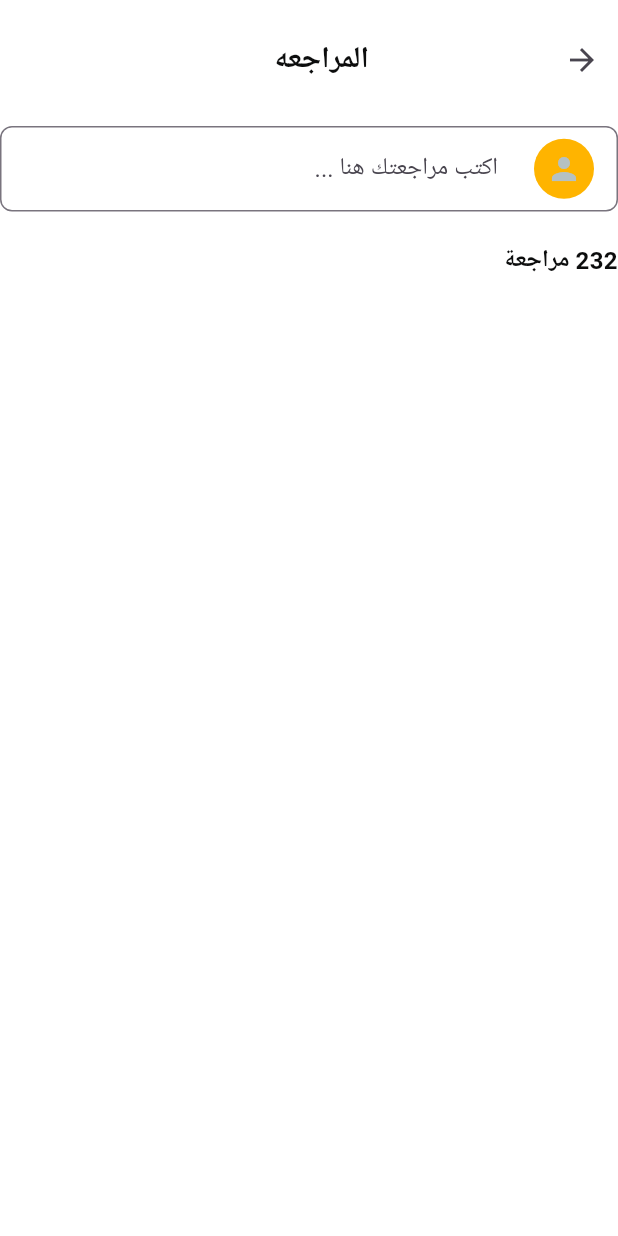
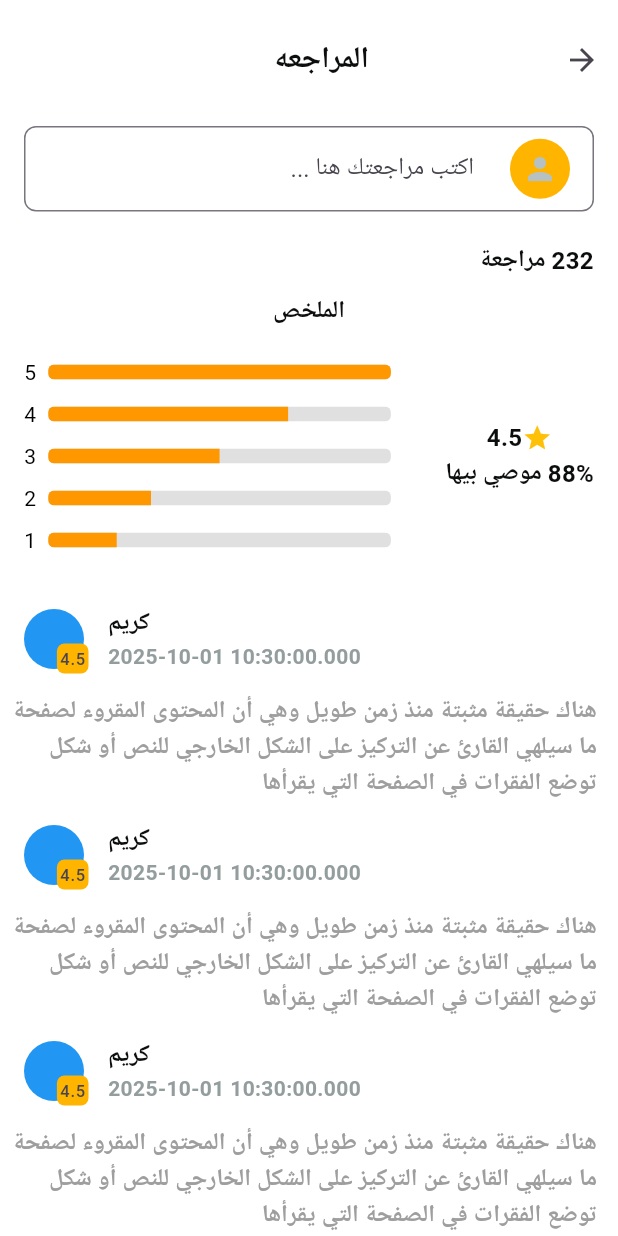
Before and after one commit to karim1430/fruits_app, a Flutter app: the ReviewAndRatingView screen opened by its route, on a phone screen of 412 x 824 dp. Run offline on Flutter 3.47's test engine with Material 3 defaults, Android fonts, the phone set to English and light mode, and no system bars; our stand-ins replace awesome_dialog, bloc, cloud_firestore, dartz, firebase_auth, firebase_core and 10 more; missing offline and left inert: flutter_facebook_auth; accounts and stored records are empty; Roboto replaces fonts that are missing (Cairo); statements that could not run were skipped; project files that could hold a hidden picture were left out.

Commit message:
added review view ui done

```diff
--- /dev/null
+++ b/lib/feature/shopping/presentation/views/widgets/rating_bar_widget.dart
@@ -0,0 +1,34 @@
+import 'package:flutter/material.dart';
+import 'package:fruits_hub/core/utils/app_styles.dart';
+import 'package:fruits_hub/feature/shopping/presentation/views/widgets/review_and_rating_view_body.dart';
+
+import 'rating_distribution.dart';
+
+class RatingBarWidget extends StatelessWidget {
+  const RatingBarWidget({super.key});
+
+  @override
+  Widget build(BuildContext context) {
+    return Padding(
+      padding: const EdgeInsets.only(right: 16),
+      child: Row(
+        children: [
+          Column(
+            mainAxisAlignment: MainAxisAlignment.center,
+            children: [
+              Row(
+                children: [
+                  Icon(Icons.star, color: Colors.amber, size: 20),
+                  Text('4.5', style: AppStyles.textStyleBold16),
+                ],
+              ),
+              Text('88% موصي بيها', style: AppStyles.textStyleSemi16),
+            ],
+          ),
+          SizedBox(width: 20),
+          Expanded(child: RatingDistribution()),
+        ],
+      ),
+    );
+  }
+}
--- /dev/null
+++ b/lib/feature/shopping/presentation/views/widgets/rating_distribution.dart
@@ -0,0 +1,64 @@
+import 'dart:math' as math;
+
+import 'package:flutter/material.dart';
+
+class RatingDistribution extends StatelessWidget {
+  const RatingDistribution({super.key});
+
+  @override
+  Widget build(BuildContext context) {
+    final ratings = {
+      5: 1.0, // 100%
+      4: 0.7, // 70%
+      3: 0.5, // 50%
+      2: 0.3, // 30%
+      1: 0.2, // 20%
+    };
+
+    return Padding(
+      padding: const EdgeInsets.all(16),
+      child: Column(
+        crossAxisAlignment: CrossAxisAlignment.end,
+        children: [
+          // توزيع النجوم
+          Column(
+            children: ratings.entries.map((e) {
+              return Padding(
+                padding: const EdgeInsets.symmetric(vertical: 4),
+                child: Row(
+                  children: [
+                    // رقم النجمة
+
+                    // Progress bar
+                    Expanded(
+                      child: ClipRRect(
+                        borderRadius: BorderRadius.circular(4),
+                        child: Transform(
+                          alignment: Alignment.center,
+                          transform: Matrix4.rotationY(math.pi),
+                          child: LinearProgressIndicator(
+                            value: e.value,
+                            backgroundColor: Colors.grey.shade300,
+                            valueColor: const AlwaysStoppedAnimation<Color>(
+                              Colors.orange,
+                            ),
+                            minHeight: 10,
+                          ),
+                        ),
+                      ),
+                    ),
+                    SizedBox(width: 8),
+                    Text(
+                      e.key.toString(),
+                      style: const TextStyle(color: Colors.black),
+                    ),
+                  ],
+                ),
+              );
+            }).toList(),
+          ),
+        ],
+      ),
+    );
+  }
+}
--- a/lib/feature/shopping/presentation/views/widgets/review_and_rating_view_body.dart
+++ b/lib/feature/shopping/presentation/views/widgets/review_and_rating_view_body.dart
@@ -1,9 +1,8 @@
 import 'package:flutter/material.dart';
 import 'package:fruits_hub/core/utils/app_styles.dart';
 import 'package:fruits_hub/core/widgets/app_bar_title_and_arrow_widget.dart';
-import 'package:fruits_hub/core/widgets/custom_text_form_field.dart';
-
 import 'cutom_comment_text_field.dart';
+import 'rating_bar_widget.dart';
 
 class ReviewAndRatingViewBody extends StatelessWidget {
   const ReviewAndRatingViewBody({super.key});
@@ -11,18 +10,92 @@ class ReviewAndRatingViewBody extends StatelessWidget {
   @override
   Widget build(BuildContext context) {
     return SafeArea(
+      child: CustomScrollView(
+        slivers: [
+          SliverToBoxAdapter(
             child: Column(
               crossAxisAlignment: CrossAxisAlignment.start,
               children: [
                 AppBarTitleAndArrowWidget(title: 'المراجعه'),
                 SizedBox(height: 20),
 
-          CustomCommentTextField(),
+                Padding(
+                  padding: const EdgeInsets.only(right: 16, left: 16),
+                  child: CustomCommentTextField(),
+                ),
                 SizedBox(height: 20),
-          Text('232 مراجعة', style: AppStyles.textStyleBold16),
+                Padding(
+                  padding: const EdgeInsets.only(right: 16),
+                  child: Text('232 مراجعة', style: AppStyles.textStyleBold16),
+                ),
                 SizedBox(height: 10),
+                Align(
+                  alignment: Alignment.center,
+                  child: Text('الملخص', style: AppStyles.textStyleSemi16),
+                ),
+                RatingBarWidget(),
+              ],
+            ),
+          ),
+          SliverList.builder(
+            itemCount: 6,
+            itemBuilder: (context, index) => PersonsReviews(),
+          ),
         ],
       ),
     );
   }
 }
+
+class PersonsReviews extends StatelessWidget {
+  const PersonsReviews({super.key});
+
+  @override
+  Widget build(BuildContext context) {
+    return Column(
+      children: [
+        Directionality(
+          textDirection: TextDirection.ltr,
+
+          child: ListTile(
+            leading: Stack(
+              clipBehavior: Clip.none,
+              children: [
+                const CircleAvatar(backgroundColor: Colors.blue),
+                Positioned(
+                  bottom: -3,
+                  right: -3,
+                  child: Container(
+                    padding: const EdgeInsets.all(2),
+                    decoration: BoxDecoration(
+                      color: Color(0xffFFB400),
+                      borderRadius: BorderRadius.circular(5),
+                    ),
+                    child: const Text('4.5'),
+                  ),
+                ),
+              ],
+            ),
+            title: const Text('كريم', style: AppStyles.textStyleBold16),
+            subtitle: Text(
+              DateTime.now().toString(),
+              style: AppStyles.textStyleBold13,
+            ),
+          ),
+        ),
+
+        Padding(
+          padding: const EdgeInsets.only(right: 14),
+          child: Align(
+            alignment: Alignment.centerRight,
+
+            child: Text(
+              'هناك حقيقة مثبتة منذ زمن طويل وهي أن المحتوى المقروء لصفحة ما سيلهي القارئ عن التركيز على الشكل الخارجي للنص أو شكل توضع الفقرات في الصفحة التي يقرأها',
+              style: AppStyles.textStyleBold16.copyWith(color: Colors.grey),
+            ),
+          ),
+        ),
+      ],
+    );
+  }
+}
```
Lines whose indentation alone changed are shown as unchanged.
